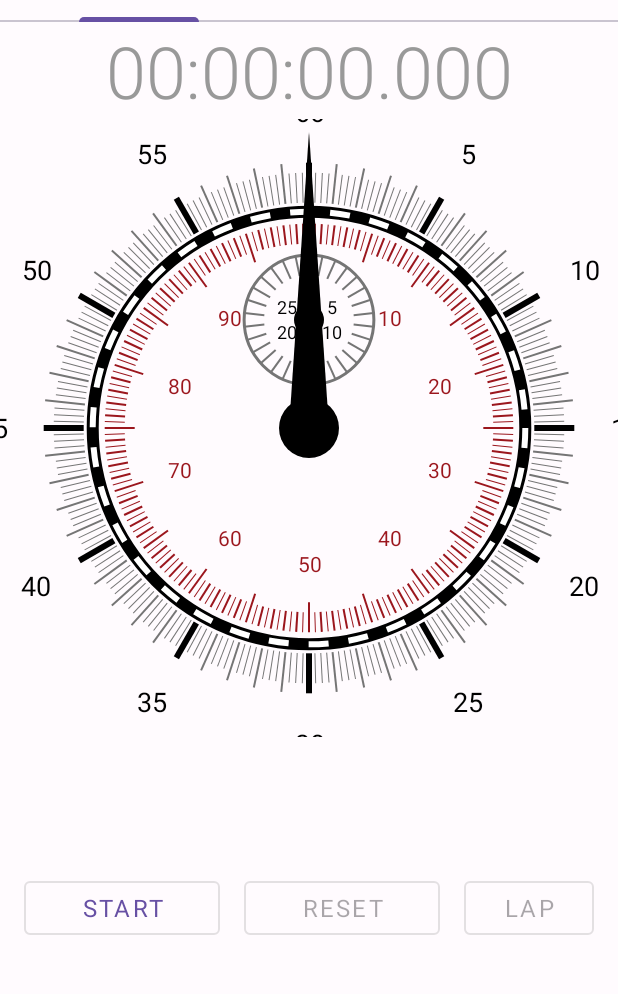
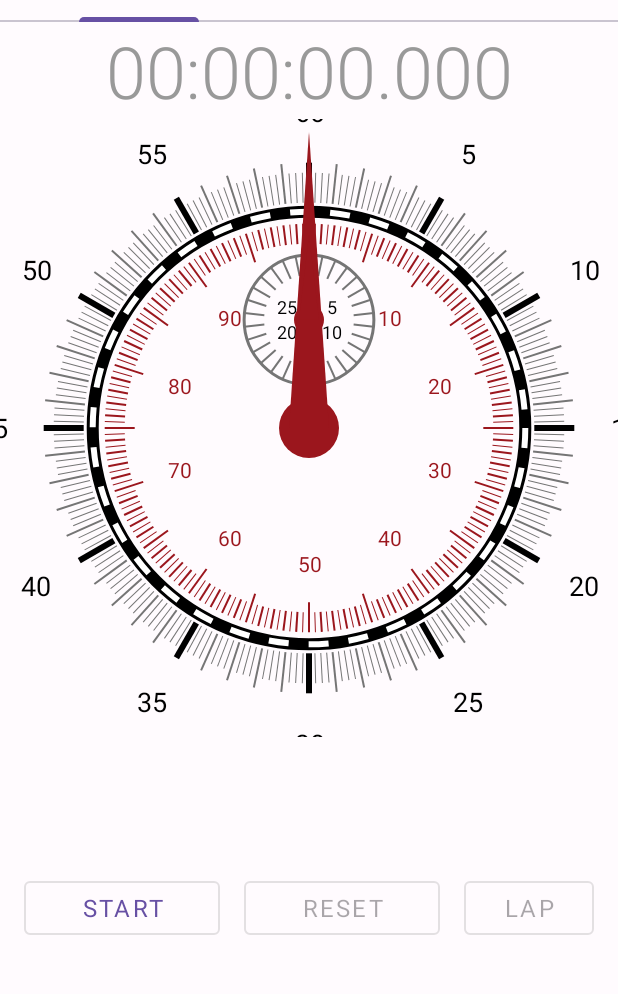
Before and after one commit to iplanetcn/stopwatch-android, an Android app: the screen it shows after launch (MainActivity), on a phone screen of 412 x 824 dp, the part 146-1140 px from its top. Run offline under Robolectric (Android 15) with nearby library versions, the phone set to English and light mode, and no system bars; our stand-ins replace Timber.

Commit message:
update colors

```diff
--- a/app/src/main/java/io/github/iplanetcn/app/stopwatch/MainActivity.kt
+++ b/app/src/main/java/io/github/iplanetcn/app/stopwatch/MainActivity.kt
@@ -36,10 +36,6 @@ class MainActivity : AppCompatActivity() {
     private var mStopwatchFragment: StopwatchFragment? = null
     private var mMenu: Menu? = null
     private var mFlashResetIcon = false
-
-    /**
-     * Called when the activity is first created.
-     */
 
     public override fun onCreate(savedInstanceState: Bundle?) {
         super.onCreate(savedInstanceState)
--- a/app/src/main/java/io/github/iplanetcn/app/stopwatch/widget/StopwatchView.kt
+++ b/app/src/main/java/io/github/iplanetcn/app/stopwatch/widget/StopwatchView.kt
@@ -53,7 +53,7 @@ class StopwatchView @JvmOverloads constructor(
     var isRunning: Boolean = false
         private set
 
-    private val paint = Paint(Paint.ANTI_ALIAS_FLAG).apply {
+    private var paint = Paint(Paint.ANTI_ALIAS_FLAG).apply {
         style = Paint.Style.FILL
         textAlign = Paint.Align.LEFT
         textSize = 20f.sp
@@ -105,13 +105,11 @@ class StopwatchView @JvmOverloads constructor(
     }
 
     private fun drawHand(canvas: Canvas, path: Path, angle: Float, pivot: PointF) {
-        paint.color = ContextCompat.getColor(context, R.color.stopwatch_hands_color)
-        paint.style = Paint.Style.FILL
+//        paint.color = ContextCompat.getColor(context, R.color.stopwatch_hands_color)
+//        paint.style = Paint.Style.FILL
         canvas.save()
         canvas.rotate(angle, pivot.x, pivot.y)
-        canvas.save()
         canvas.drawPath(path, paint)
-        canvas.restore()
         canvas.restore()
     }
 
@@ -162,7 +160,7 @@ class StopwatchView @JvmOverloads constructor(
         paint.strokeWidth = 2f.dp
         canvas.drawCircle(pivotX, smallPivotY, smallRadius, paint)
 
-        paint.color = ContextCompat.getColor(context, R.color.stopwatch_dial_color)
+        paint.color = ContextCompat.getColor(context, R.color.stopwatch_scales_inner_large_color)
         paint.style = Paint.Style.FILL
         canvas.drawCircle(pivotX, pivotY, 30f, paint)
         canvas.drawCircle(pivotX, smallPivotY, 15f, paint)
```
